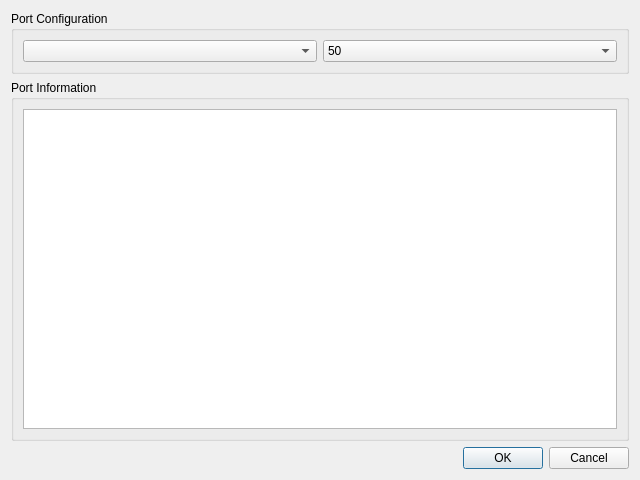
The window that NetworkViewer/core/drivers/SerialEmulator/SerialEmulatorConfigure.ui (glocklueng/openecosys) describes before a commit, drawn with Qt 5.
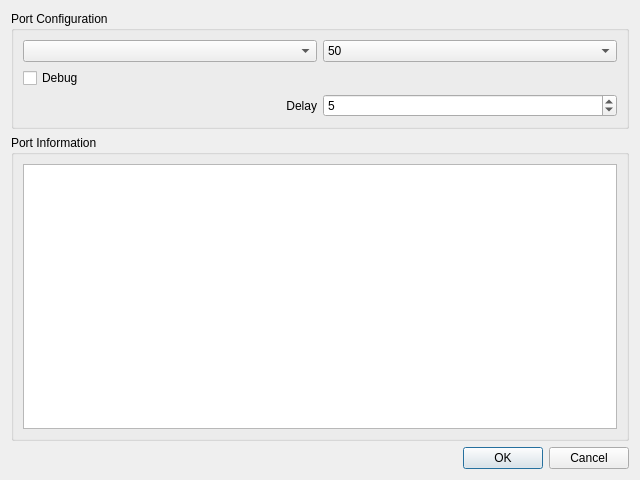
The same window after the commit.

Commit message: Added debug & delay GUI parameters for serial emulator, default baud rate to 9600

```diff
--- a/NetworkViewer/core/drivers/SerialEmulator/SerialEmulatorConfigure.ui
+++ b/NetworkViewer/core/drivers/SerialEmulator/SerialEmulatorConfigure.ui
@@ -19,11 +19,11 @@
      <property name="title">
       <string>Port Configuration</string>
      </property>
-     <layout class="QHBoxLayout" name="horizontalLayout">
-      <item>
+     <layout class="QGridLayout" name="gridLayout">
+      <item row="0" column="0">
        <widget class="QComboBox" name="m_portComboBox"/>
       </item>
-      <item>
+      <item row="0" column="2">
        <widget class="QComboBox" name="m_baudComboBox">
         <item>
          <property name="text">
@@ -147,6 +147,30 @@
         </item>
        </widget>
       </item>
+      <item row="1" column="0">
+       <widget class="QCheckBox" name="m_debugCheckbox">
+        <property name="text">
+         <string>Debug</string>
+        </property>
+       </widget>
+      </item>
+      <item row="2" column="0">
+       <widget class="QLabel" name="label">
+        <property name="text">
+         <string>Delay</string>
+        </property>
+        <property name="alignment">
+         <set>Qt::AlignRight|Qt::AlignTrailing|Qt::AlignVCenter</set>
+        </property>
+       </widget>
+      </item>
+      <item row="2" column="2">
+       <widget class="QSpinBox" name="m_delaySpinBox">
+        <property name="value">
+         <number>5</number>
+        </property>
+       </widget>
+      </item>
      </layout>
     </widget>
    </item>
```
The commit also changes 3 other files.
